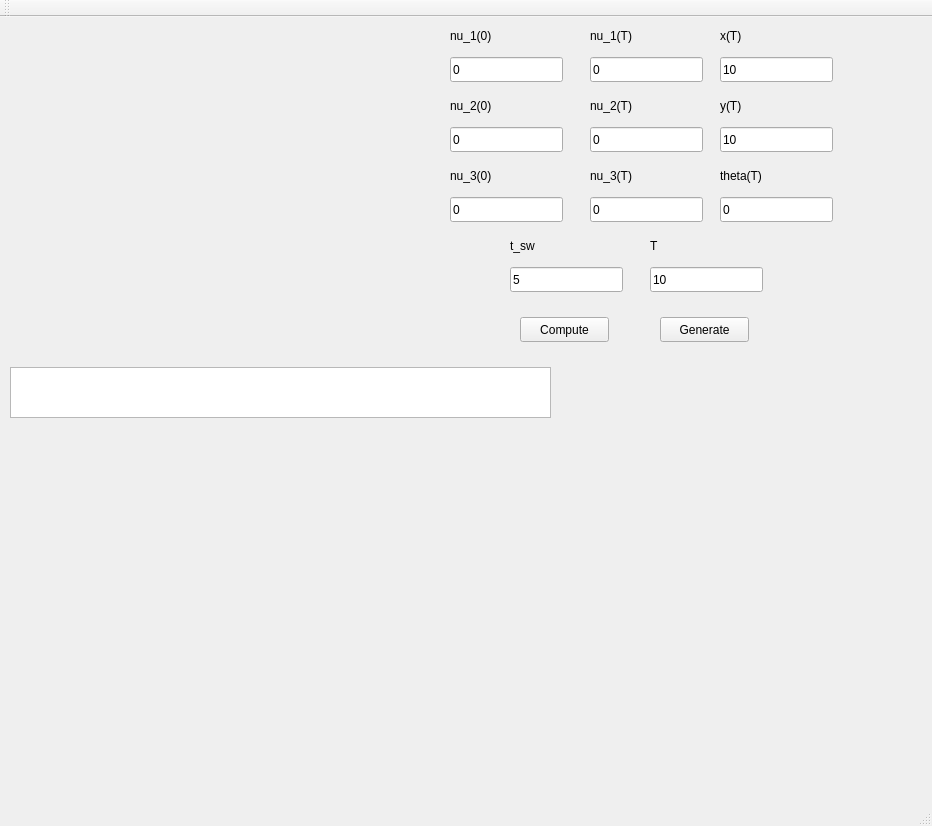
Above: mainwindow.ui from DifferentialOrange/custom-omni-wheel-vehicle-control before the change. Below: the same form after it.
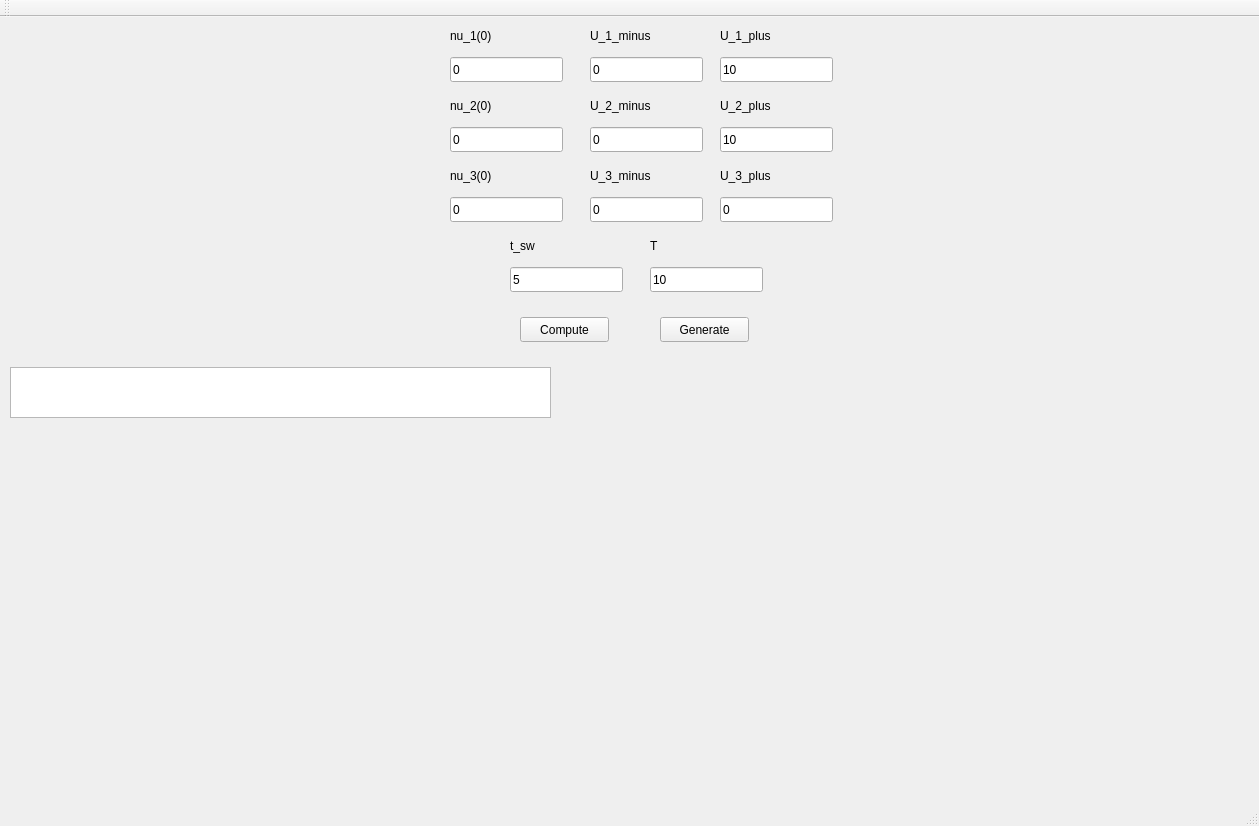
That is the form after the change. Custom widgets are drawn as their Qt base class.

Commit message: Plot arbitrary motion

Patch:
```diff
--- a/mainwindow.ui
+++ b/mainwindow.ui
@@ -6,7 +6,7 @@
    <rect>
     <x>0</x>
     <y>0</y>
-    <width>932</width>
+    <width>1259</width>
     <height>826</height>
    </rect>
   </property>
@@ -107,12 +107,12 @@
      <rect>
       <x>590</x>
       <y>10</y>
-      <width>67</width>
+      <width>81</width>
       <height>17</height>
      </rect>
     </property>
     <property name="text">
-     <string>nu_1(T)</string>
+     <string>U_1_minus</string>
     </property>
    </widget>
    <widget class="QLineEdit" name="lineEdit_nu_1_T">
@@ -133,12 +133,12 @@
      <rect>
       <x>590</x>
       <y>80</y>
-      <width>67</width>
+      <width>81</width>
       <height>17</height>
      </rect>
     </property>
     <property name="text">
-     <string>nu_2(T)</string>
+     <string>U_2_minus</string>
     </property>
    </widget>
    <widget class="QLineEdit" name="lineEdit_nu_2_T">
@@ -172,12 +172,12 @@
      <rect>
       <x>590</x>
       <y>150</y>
-      <width>67</width>
+      <width>81</width>
       <height>17</height>
      </rect>
     </property>
     <property name="text">
-     <string>nu_3(T)</string>
+     <string>U_3_minus</string>
     </property>
    </widget>
    <widget class="QLabel" name="label_7">
@@ -190,7 +190,7 @@
      </rect>
     </property>
     <property name="text">
-     <string>x(T)</string>
+     <string>U_1_plus</string>
     </property>
    </widget>
    <widget class="QLineEdit" name="lineEdit_x_T">
@@ -216,7 +216,7 @@
      </rect>
     </property>
     <property name="text">
-     <string>y(T)</string>
+     <string>U_2_plus</string>
     </property>
    </widget>
    <widget class="QLineEdit" name="lineEdit_y_T">
@@ -255,7 +255,7 @@
      </rect>
     </property>
     <property name="text">
-     <string>theta(T)</string>
+     <string>U_3_plus</string>
     </property>
    </widget>
    <widget class="QLabel" name="label_10">
```
Left out of the diff: 14 changed lines with no effect on the pictures. The commit also changes 1 other file.
